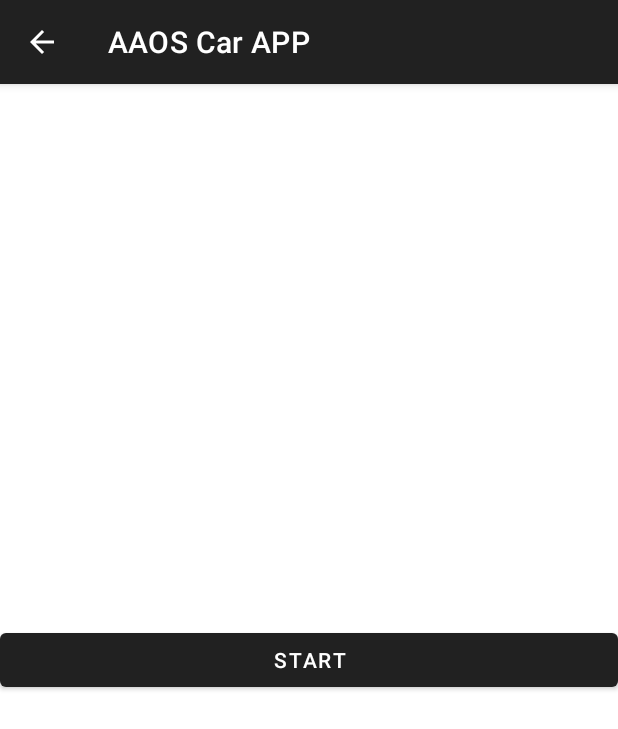
After one commit to azetor/AAOS-Car-APP, an Android app: the MusicExampleActivity screen opened directly, with no data from a screen before it, on a phone screen of 412 x 824 dp. The commit adds this screen. Shown: the top 729 px of the screen. Run offline under Robolectric (Android 15) with nearby library versions, the phone set to English and light mode, and no system bars.

Commit message:
music service

```diff
--- a/automotive/build.gradle
+++ b/automotive/build.gradle
@@ -45,6 +45,7 @@ dependencies {
     implementation "org.jetbrains.kotlinx:kotlinx-coroutines-android:1.5.2"
     implementation 'androidx.lifecycle:lifecycle-livedata-ktx:2.4.0'
     implementation 'androidx.lifecycle:lifecycle-viewmodel-ktx:2.4.0'
+    implementation 'androidx.media:media:1.4.3'
 
     // tests
     testImplementation 'junit:junit:4.+'
--- a/automotive/src/main/java/com/example/car/ui/fragment/FragmentExampleActivity.kt
+++ b/automotive/src/main/java/com/example/car/ui/fragment/FragmentExampleActivity.kt
@@ -4,7 +4,7 @@ import android.os.Bundle
 import com.example.car.R
 import com.example.car.ui.base.CarActivity
 
-class FragmentExampleActivity : CarActivity(R.layout.activity_fragment_example) {
+class FragmentExampleActivity : CarActivity(R.layout.activity_example_fragment) {
 
     override fun onCreate(
         savedInstanceState: Bundle?
--- /dev/null
+++ b/automotive/src/main/java/com/example/car/ui/music/MusicExampleActivity.kt
@@ -0,0 +1,28 @@
+package com.example.car.ui.music
+
+import android.content.Intent
+import android.os.Bundle
+import android.widget.Button
+import com.example.car.R
+import com.example.car.service.MusicExampleService
+
+import com.example.car.ui.base.CarActivity
+
+class MusicExampleActivity : CarActivity(R.layout.activity_example_music) {
+
+    override fun onCreate(
+        savedInstanceState: Bundle?
+    ) = super
+        .onCreate(savedInstanceState)
+        .also {
+            findViewById<Button>(R.id.start)
+                .setOnClickListener {
+                    startService(
+                        Intent(
+                            this@MusicExampleActivity,
+                            MusicExampleService::class.java
+                        )
+                    )
+                }
+        }
+}
--- /dev/null
+++ b/automotive/src/main/res/layout/activity_example_music.xml
@@ -0,0 +1,18 @@
+<?xml version="1.0" encoding="utf-8"?>
+<androidx.constraintlayout.widget.ConstraintLayout xmlns:android="http://schemas.android.com/apk/res/android"
+    xmlns:app="http://schemas.android.com/apk/res-auto"
+    xmlns:tools="http://schemas.android.com/tools"
+    android:layout_width="match_parent"
+    android:layout_height="match_parent"
+    tools:context=".ui.media.MediaActivity">
+
+    <Button
+        android:id="@+id/start"
+        android:layout_width="0dp"
+        android:layout_height="wrap_content"
+        android:text="START"
+        app:layout_constraintBottom_toBottomOf="parent"
+        app:layout_constraintEnd_toEndOf="parent"
+        app:layout_constraintStart_toStartOf="parent"
+        app:layout_constraintTop_toTopOf="parent" />
+</androidx.constraintlayout.widget.ConstraintLayout>
--- /dev/null
+++ b/automotive/src/main/res/xml/automotive_app_desc.xml
@@ -0,0 +1,4 @@
+<?xml version="1.0" encoding="utf-8"?>
+<automotiveApp>
+    <uses name="media"/>
+</automotiveApp>
```
Also changed, not shown: automotive/src/main/AndroidManifest.xml (+19 -1 lines), automotive/src/main/java/com/example/car/service/MusicExampleService.kt (added, +148 -0 lines), automotive/src/main/java/com/example/car/ui/MainActivity.kt (+10 -0 lines), automotive/src/main/res/layout/activity_main.xml (+12 -0 lines), automotive/src/main/res/layout/activity_example_fragment.xml (renamed from automotive/src/main/res/layout/activity_fragment_example.xml).
